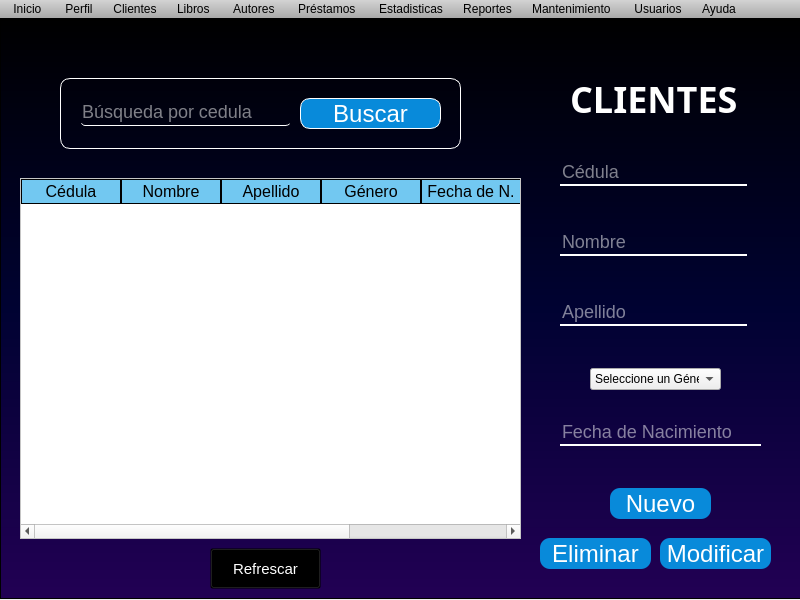
Above: frames/panel.ui from Alonsou29/bibliotknew before the change. Below: the same form after it.
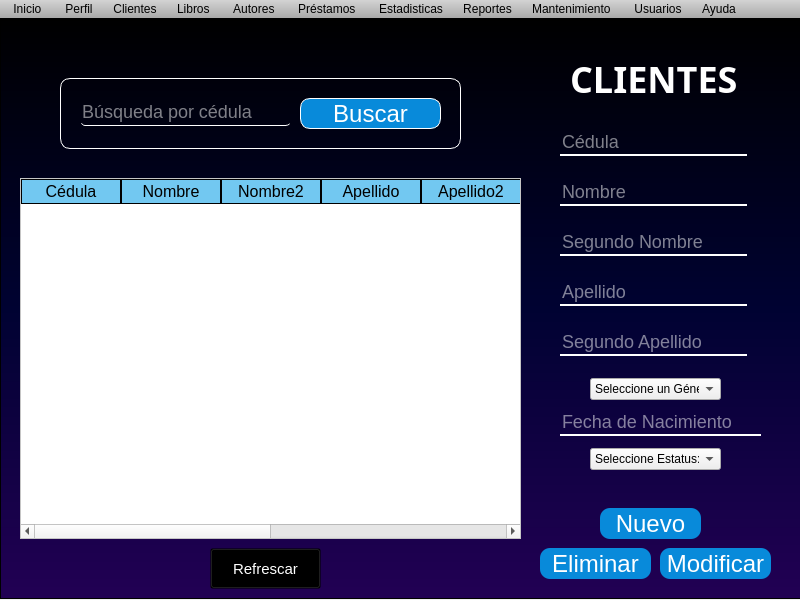
That is the form after the change. The open tabs and pages were chosen to show the change. Icons and pictures are not drawn.

Commit message: Cambios al panel

Patch:
```diff
--- a/frames/panel.ui
+++ b/frames/panel.ui
@@ -750,7 +750,7 @@
          <enum>QLineEdit::Normal</enum>
         </property>
         <property name="placeholderText">
-         <string>Búsqueda por cedula  </string>
+         <string>Búsqueda por cédula  </string>
         </property>
         <property name="cursorMoveStyle">
          <enum>Qt::LogicalMoveStyle</enum>
@@ -764,7 +764,7 @@
        <property name="geometry">
         <rect>
          <x>570</x>
-         <y>60</y>
+         <y>40</y>
          <width>191</width>
          <height>41</height>
         </rect>
@@ -777,7 +777,7 @@
        <property name="geometry">
         <rect>
          <x>540</x>
-         <y>520</y>
+         <y>530</y>
          <width>111</width>
          <height>31</height>
         </rect>
@@ -796,7 +796,7 @@
        <property name="geometry">
         <rect>
          <x>560</x>
-         <y>280</y>
+         <y>260</y>
          <width>187</width>
          <height>28</height>
         </rect>
@@ -832,7 +832,7 @@
        <property name="geometry">
         <rect>
          <x>560</x>
-         <y>210</y>
+         <y>160</y>
          <width>187</width>
          <height>28</height>
         </rect>
@@ -865,7 +865,7 @@
        <property name="geometry">
         <rect>
          <x>590</x>
-         <y>350</y>
+         <y>360</y>
          <width>131</width>
          <height>22</height>
         </rect>
@@ -899,7 +899,7 @@
        <property name="geometry">
         <rect>
          <x>560</x>
-         <y>140</y>
+         <y>110</y>
          <width>187</width>
          <height>28</height>
         </rect>
@@ -931,8 +931,8 @@
       <widget class="QPushButton" name="NuevoC">
        <property name="geometry">
         <rect>
-         <x>610</x>
-         <y>470</y>
+         <x>600</x>
+         <y>490</y>
          <width>101</width>
          <height>31</height>
         </rect>
@@ -948,7 +948,7 @@
        <property name="geometry">
         <rect>
          <x>660</x>
-         <y>520</y>
+         <y>530</y>
          <width>111</width>
          <height>31</height>
         </rect>
@@ -982,11 +982,21 @@
          <string>Nombre</string>
         </property>
        </column>
+       <column>
+        <property name="text">
+         <string>Nombre2</string>
+        </property>
+       </column>
        <column>
         <property name="text">
          <string>Apellido</string>
         </property>
        </column>
+       <column>
+        <property name="text">
+         <string>Apellido2</string>
+        </property>
+       </column>
        <column>
         <property name="text">
          <string>Género</string>
@@ -1010,7 +1020,7 @@
        <property name="geometry">
         <rect>
          <x>560</x>
-         <y>400</y>
+         <y>390</y>
          <width>201</width>
          <height>28</height>
         </rect>
@@ -1068,6 +1078,112 @@
         </size>
        </property>
       </widget>
+      <widget class="QLineEdit" name="Nombre2C">
+       <property name="enabled">
+        <bool>true</bool>
+       </property>
+       <property name="geometry">
+        <rect>
+         <x>560</x>
+         <y>210</y>
+         <width>187</width>
+         <height>28</height>
+        </rect>
+       </property>
+       <property name="autoFillBackground">
+        <bool>false</bool>
+       </property>
+       <property name="styleSheet">
+        <string notr="true">#placeholderText{
+color: white;
+}</string>
+       </property>
+       <property name="text">
+        <string/>
+       </property>
+       <property name="maxLength">
+        <number>30</number>
+       </property>
+       <property name="placeholderText">
+        <string>Segundo Nombre</string>
+       </property>
+       <property name="cursorMoveStyle">
+        <enum>Qt::LogicalMoveStyle</enum>
+       </property>
+       <property name="clearButtonEnabled">
+        <bool>true</bool>
+       </property>
+      </widget>
+      <widget class="QLineEdit" name="Apellido2C">
+       <property name="enabled">
+        <bool>true</bool>
+       </property>
+       <property name="geometry">
+        <rect>
+         <x>560</x>
+         <y>310</y>
+         <width>187</width>
+         <height>28</height>
+        </rect>
+       </property>
+       <property name="autoFillBackground">
+        <bool>false</bool>
+       </property>
+       <property name="styleSheet">
+        <string notr="true">#placeholderText{
+color: white;
+}</string>
+       </property>
+       <property name="text">
+        <string/>
+       </property>
+       <property name="maxLength">
+        <number>30</number>
+       </property>
+       <property name="placeholderText">
+        <string>Segundo Apellido</string>
+       </property>
+       <property name="cursorMoveStyle">
+        <enum>Qt::LogicalMoveStyle</enum>
+       </property>
+       <property name="clearButtonEnabled">
+        <bool>true</bool>
+       </property>
+      </widget>
+      <widget class="QComboBox" name="ComboEC">
+       <property name="geometry">
+        <rect>
+         <x>590</x>
+         <y>430</y>
+         <width>131</width>
+         <height>22</height>
+        </rect>
+       </property>
+       <property name="cursor">
+        <cursorShape>PointingHandCursor</cursorShape>
+       </property>
+       <property name="editable">
+        <bool>false</bool>
+       </property>
+       <property name="currentText">
+        <string extracomment="Genero">Seleccione Estatus:</string>
+       </property>
+       <item>
+        <property name="text">
+         <string>Seleccione Estatus:</string>
+        </property>
+       </item>
+       <item>
+        <property name="text">
+         <string>LIBRE</string>
+        </property>
+       </item>
+       <item>
+        <property name="text">
+         <string>BLOQUEADO</string>
+        </property>
+       </item>
+      </widget>
      </widget>
     </widget>
     <widget class="QWidget" name="Libros">
```
Left out of the diff: 445 changed lines with no effect on the pictures. The commit also changes 1 other file.
